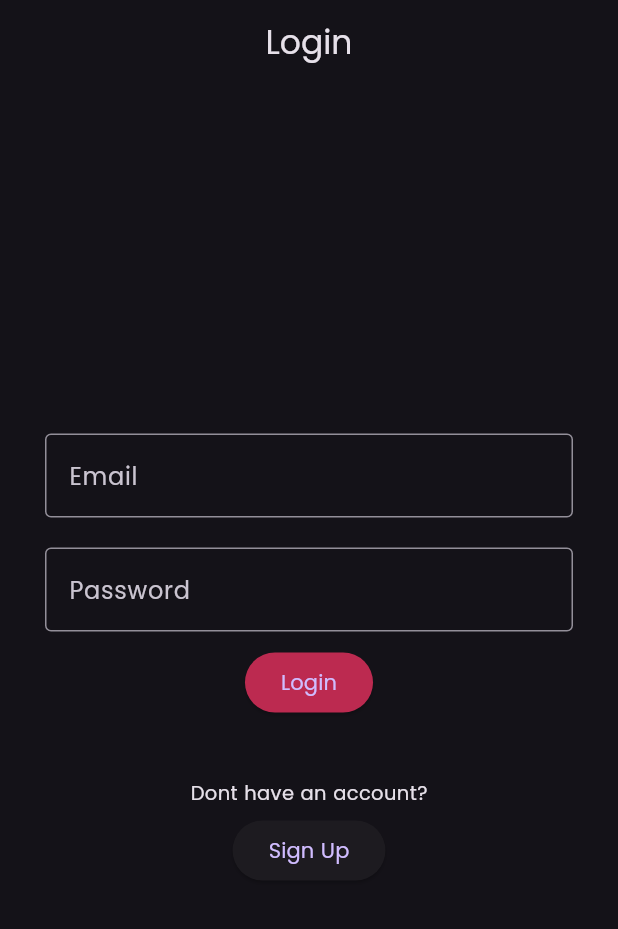
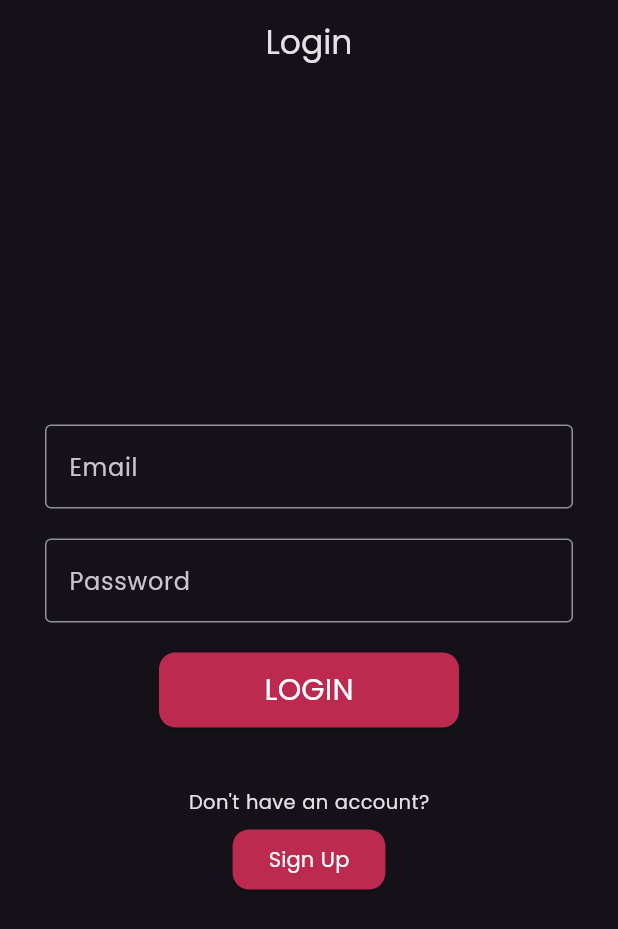
Before and after one commit to saadaslamdev/flutter_chatterbox_app, a Flutter app: the screen it shows after launch, on a phone screen of 412 x 824 dp. Shown: the top 929 px of the screen. Run offline on Flutter 3.47's test engine with Material 3 defaults, Android fonts, the phone set to English and light mode, and no system bars; our stand-ins replace firebase_core, flutter_svg; accounts and stored records are empty.

```diff
--- a/lib/main.dart
+++ b/lib/main.dart
@@ -27,6 +27,15 @@ class _GlobalChatAppState extends State<GlobalChatApp> {
       theme: ThemeData(
           fontFamily: 'Poppins',
           brightness: Brightness.dark,
+          elevatedButtonTheme: ElevatedButtonThemeData(
+            style: ElevatedButton.styleFrom(
+              backgroundColor: const Color(0xFFbc2a50),
+              foregroundColor: Colors.white,
+              shape: RoundedRectangleBorder(
+                borderRadius: BorderRadius.circular(11),
+              ),
+            ),
+          ),
           useMaterial3: true),
       home: const SplashScreen(),
     );
--- a/lib/screens/login_screen.dart
+++ b/lib/screens/login_screen.dart
@@ -1,5 +1,4 @@
 import 'package:flutter/material.dart';
-import 'package:flutter/widgets.dart';
 import 'package:globatchat_app/screens/signup_screen.dart';
 
 class LoginScreen extends StatefulWidget {
@@ -12,15 +11,15 @@ class LoginScreen extends StatefulWidget {
 class _LoginScreenState extends State<LoginScreen> {
   @override
   Widget build(BuildContext context) {
-    var _formKey = GlobalKey<FormState>();
+    var formKey = GlobalKey<FormState>();
     return Scaffold(
         appBar: AppBar(
-          title: Text('Login'),
+          title: const Text('Login'),
           centerTitle: true,
         ),
         body: Center(
             child: Form(
-          key: _formKey,
+          key: formKey,
           child: Padding(
             padding: const EdgeInsets.all(30),
             child: Column(
@@ -50,18 +49,18 @@ class _LoginScreenState extends State<LoginScreen> {
                   decoration: const InputDecoration(
                       labelText: 'Password', border: OutlineInputBorder()),
                 ),
-                const SizedBox(height: 10),
+                const SizedBox(height: 20),
                 ElevatedButton(
-                  style: ElevatedButton.styleFrom(
-                    backgroundColor: Color(0xFFbc2a50),
+                  style: ButtonStyle(
+                    fixedSize: MaterialStateProperty.all(const Size(200, 50)),
                   ),
                   onPressed: () {
-                    if (_formKey.currentState!.validate()) {}
+                    if (formKey.currentState!.validate()) {}
                   },
-                  child: const Text('Login'),
+                  child: const Text('LOGIN', style: TextStyle(fontSize: 20)),
                 ),
                 const SizedBox(height: 40),
-                const Text('Dont have an account?',
+                const Text("Don't have an account?",
                     style: TextStyle(fontSize: 13)),
                 const SizedBox(height: 5),
                 ElevatedButton(
--- a/lib/screens/splash_screen.dart
+++ b/lib/screens/splash_screen.dart
@@ -1,4 +1,5 @@
 import 'package:flutter/material.dart';
+import 'package:flutter_svg/svg.dart';
 import 'package:globatchat_app/screens/login_screen.dart';
 
 class SplashScreen extends StatefulWidget {
@@ -21,9 +22,9 @@ class _SplashScreenState extends State<SplashScreen> {
 
   @override
   Widget build(BuildContext context) {
-    return const Scaffold(
+    return Scaffold(
         body: Center(
-      child: Text('Splash Screen'),
+      child: SvgPicture.asset('assets/images/logo_dark.svg'),
     ));
   }
 }
--- a/pubspec.yaml
+++ b/pubspec.yaml
@@ -15,6 +15,7 @@ dependencies:
 
   cupertino_icons: ^1.0.6
   firebase_core: ^3.1.0
+  flutter_svg: ^2.0.10+1
 
 dev_dependencies:
   flutter_test:
@@ -26,9 +27,8 @@ flutter:
   uses-material-design: true
 
   # To add assets to your application, add an assets section, like this:
-  # assets:
-  #   - images/a_dot_burr.jpeg
-  #   - images/a_dot_ham.jpeg
+  assets:
+    - assets/images/
 
   fonts:
     - family: Poppins
```
Also changed, not shown: assets/images/logo_dark.svg (added), assets/images/logo_light.svg (added), pubspec.lock, 44 other files.
